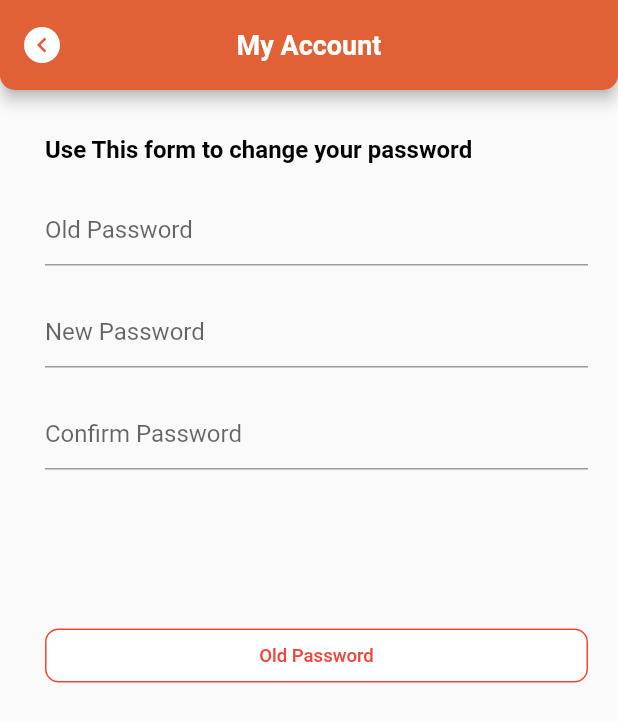
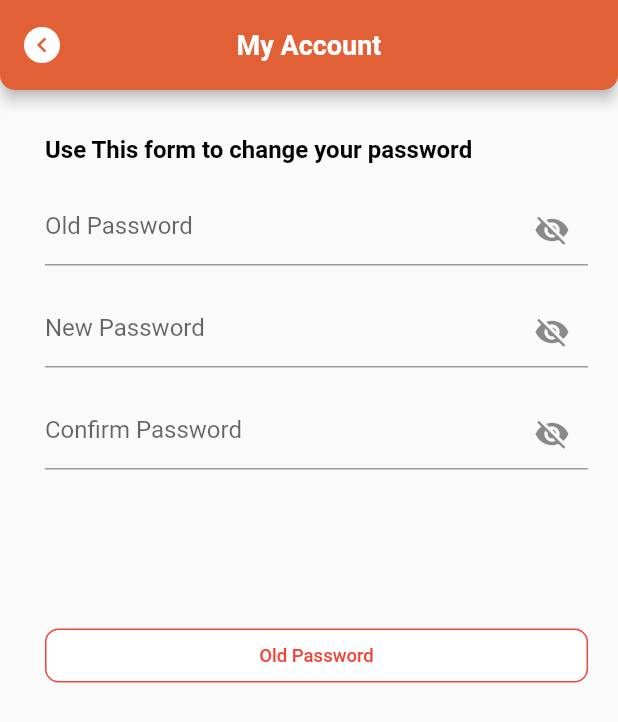
Before and after one commit to Moaaz121/flutter-api, a Flutter app: the ChangePassword screen opened by its route, on a phone screen of 412 x 824 dp. Shown: the top 722 px of the screen. Run offline on Flutter 3.47's test engine with Material 2 defaults, Android fonts, the phone set to English and light mode, and no system bars; our stand-ins replace carousel_slider, device_preview, expansion_tile_card, flutter_bloc, flutter_rating_bar, pin_code_fields and 2 more; missing offline and left inert: flutter_dropdown; accounts and stored records are empty; Roboto replaces fonts that are missing (Roboto-Bold).

Commit message:
last_update

```diff
--- a/bawabtalsharq/lib/Screens/profile/my_account/change_password_screen.dart
+++ b/bawabtalsharq/lib/Screens/profile/my_account/change_password_screen.dart
@@ -12,8 +12,9 @@ class _ChangePasswordState extends State<ChangePassword> {
   TextEditingController oldPasswordController = TextEditingController();
   TextEditingController newPasswordController = TextEditingController();
   TextEditingController confirmPasswordController = TextEditingController();
-  bool isLoading = false;
   bool obSecureText = true;
+  bool newSecureText = true;
+  bool confirmSecureText = true;
 
   @override
   Widget build(BuildContext context) {
@@ -39,16 +40,17 @@ class _ChangePasswordState extends State<ChangePassword> {
                 context,
                 Languages.of(context).oldPassword,
                 1,
-                isPassword: true,
-                // rightBtn: IconButton(
-                //   onPressed: () {
-                //     setState(() {
-                //       obSecureText = !obSecureText;
-                //     });
-                //   },
-                //   icon: Icon(
-                //       obSecureText ? Icons.visibility_off : Icons.visibility),
-                // ),
+                controller: oldPasswordController,
+                isPassword: obSecureText,
+                rightBtn: IconButton(
+                  onPressed: () {
+                    setState(() {
+                      obSecureText = !obSecureText;
+                    });
+                  },
+                  icon: Icon(
+                      obSecureText ? Icons.visibility_off : Icons.visibility),
+                ),
               ),
               SizedBox(
                 height: 20,
@@ -57,17 +59,18 @@ class _ChangePasswordState extends State<ChangePassword> {
                 context,
                 Languages.of(context).newPassword,
                 1,
-                isPassword: true,
+                controller: newPasswordController,
+                isPassword: newSecureText,
                 keyboardType: TextInputType.emailAddress,
-                // rightBtn: IconButton(
-                //   onPressed: () {
-                //     setState(() {
-                //       obSecureText = !obSecureText;
-                //     });
-                //   },
-                //   icon: Icon(
-                //       obSecureText ? Icons.visibility_off : Icons.visibility),
-                // ),
+                rightBtn: IconButton(
+                  onPressed: () {
+                    setState(() {
+                      newSecureText = !newSecureText;
+                    });
+                  },
+                  icon: Icon(
+                      newSecureText ? Icons.visibility_off : Icons.visibility),
+                ),
               ),
               SizedBox(
                 height: 20,
@@ -76,16 +79,18 @@ class _ChangePasswordState extends State<ChangePassword> {
                 context,
                 Languages.of(context).confirmPass,
                 1,
-                isPassword: true,
-                // rightBtn: IconButton(
-                //   onPressed: () {
-                //     setState(() {
-                //       obSecureText = !obSecureText;
-                //     });
-                //   },
-                //   icon: Icon(
-                //       obSecureText ? Icons.visibility_off : Icons.visibility),
-                // ),
+                controller: confirmPasswordController,
+                isPassword: confirmSecureText,
+                rightBtn: IconButton(
+                  onPressed: () {
+                    setState(() {
+                      confirmSecureText = !confirmSecureText;
+                    });
+                  },
+                  icon: Icon(confirmSecureText
+                      ? Icons.visibility_off
+                      : Icons.visibility),
+                ),
               ),
               SizedBox(
                 height: 100,
--- a/bawabtalsharq/lib/main.dart
+++ b/bawabtalsharq/lib/main.dart
@@ -76,7 +76,7 @@ class _BawabtAlsharqAppState extends State<BawabtAlsharqApp> {
       builder: DevicePreview.appBuilder,
       debugShowCheckedModeBanner: false,
       theme: ThemeData(primaryColor: Colors.deepOrange),
-      home: SplashScreen(),
+      home: ChangePassword(),
       routes: {
         ScreenRoutes.splashScreen: (_) => SplashScreen(),
         ScreenRoutes.introScreen: (_) => IntroScreen(),
```
Also changed, not shown: bawabtalsharq/lib/widgets/widgets.dart (+13 -10 lines).
